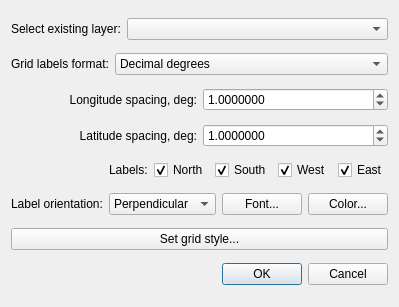
Before: the Qt Designer form ui_mgrsgrid.ui in tay7-git/latlongrid, drawn with Qt 5.
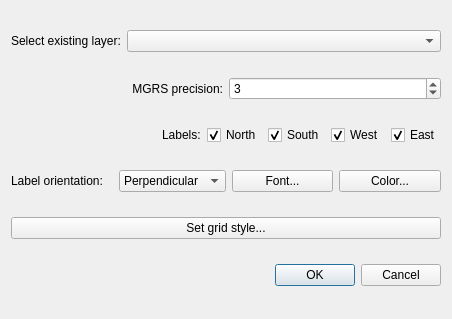
After: the same form once the commit is applied. Icons and pictures are not drawn.

Commit message: ui Dialog change to MGRS.

The edit to the form file:
```diff
--- a/ui_mgrsgrid.ui
+++ b/ui_mgrsgrid.ui
@@ -9,8 +9,8 @@
    <rect>
     <x>0</x>
     <y>0</y>
-    <width>372</width>
-    <height>307</height>
+    <width>452</width>
+    <height>319</height>
    </rect>
   </property>
   <property name="sizePolicy">
@@ -56,98 +56,29 @@
      <item>
       <widget class="QLabel" name="label_2">
        <property name="text">
-        <string>Grid labels format:</string>
+        <string>MGRS precision:</string>
+       </property>
+       <property name="alignment">
+        <set>Qt::AlignRight|Qt::AlignTrailing|Qt::AlignVCenter</set>
        </property>
       </widget>
      </item>
      <item>
-      <widget class="QComboBox" name="labels_format">
-       <property name="sizePolicy">
-        <sizepolicy hsizetype="Preferred" vsizetype="Fixed">
-         <horstretch>1</horstretch>
-         <verstretch>0</verstretch>
-        </sizepolicy>
-       </property>
+      <widget class="QDoubleSpinBox" name="precision">
        <property name="toolTip">
         <string>&lt;html&gt;&lt;head/&gt;&lt;body&gt;&lt;p&gt;Select label format. Grid interval specified below is based on this selection&lt;/p&gt;&lt;/body&gt;&lt;/html&gt;</string>
        </property>
-       <property name="currentIndex">
+       <property name="decimals">
         <number>0</number>
        </property>
-       <item>
-        <property name="text">
-         <string>Decimal degrees</string>
-        </property>
-       </item>
-       <item>
-        <property name="text">
-         <string>Decimal degress and minutes</string>
-        </property>
-       </item>
-       <item>
-        <property name="text">
-         <string>Decimal degress, minutes and seconds</string>
-        </property>
-       </item>
-      </widget>
-     </item>
-    </layout>
-   </item>
-   <item>
-    <layout class="QHBoxLayout" name="horizontalLayout_3">
-     <item>
-      <widget class="QLabel" name="long_spacing_label">
-       <property name="text">
-        <string>Longitude spacing, deg:</string>
+       <property name="maximum">
+        <double>6.000000000000000</double>
        </property>
-       <property name="alignment">
-        <set>Qt::AlignRight|Qt::AlignTrailing|Qt::AlignVCenter</set>
-       </property>
-      </widget>
-     </item>
-     <item>
-      <widget class="QDoubleSpinBox" name="long_spacing">
-       <property name="toolTip">
-        <string>&lt;html&gt;&lt;head/&gt;&lt;body&gt;&lt;p&gt;Longitude grid step in dec. degrees, minutes or second based on format&lt;/p&gt;&lt;/body&gt;&lt;/html&gt;</string>
-       </property>
-       <property name="decimals">
-        <number>7</number>
-       </property>
        <property name="singleStep">
-        <double>0.010000000000000</double>
-       </property>
-       <property name="value">
         <double>1.000000000000000</double>
        </property>
-      </widget>
-     </item>
-    </layout>
-   </item>
-   <item>
-    <layout class="QHBoxLayout" name="horizontalLayout_6">
-     <item>
-      <widget class="QLabel" name="lat_spacing_label">
-       <property name="text">
-        <string>Latitude spacing, deg:</string>
-       </property>
-       <property name="alignment">
-        <set>Qt::AlignRight|Qt::AlignTrailing|Qt::AlignVCenter</set>
-       </property>
-      </widget>
-     </item>
-     <item>
-      <widget class="QDoubleSpinBox" name="lat_spacing">
-       <property name="toolTip">
-        <string>&lt;html&gt;&lt;head/&gt;&lt;body&gt;&lt;p&gt;Latitude grid step in dec. degrees, minutes or second based on format&lt;/p&gt;&lt;/body&gt;&lt;/html&gt;</string>
-       </property>
-       <property name="decimals">
-        <number>7</number>
-       </property>
-       <property name="singleStep">
-        <double>0.010000000000000</double>
-       </property>
        <property name="value">
-        <double>1.000000000000000</double>
+        <double>3.000000000000000</double>
        </property>
       </widget>
      </item>
```
Left out of the diff: 24 changed lines with no effect on the pictures. The commit also changes 1 other file.
